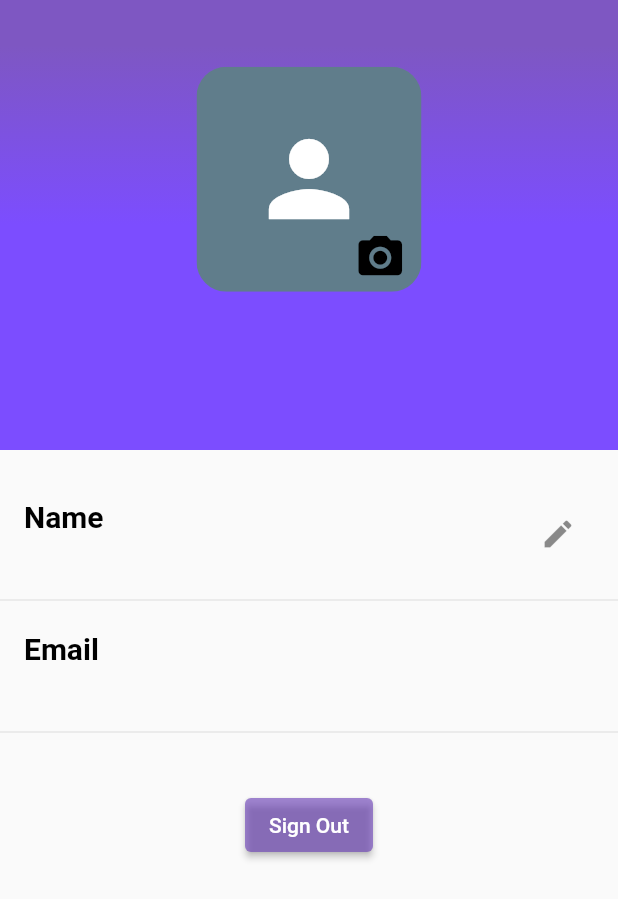
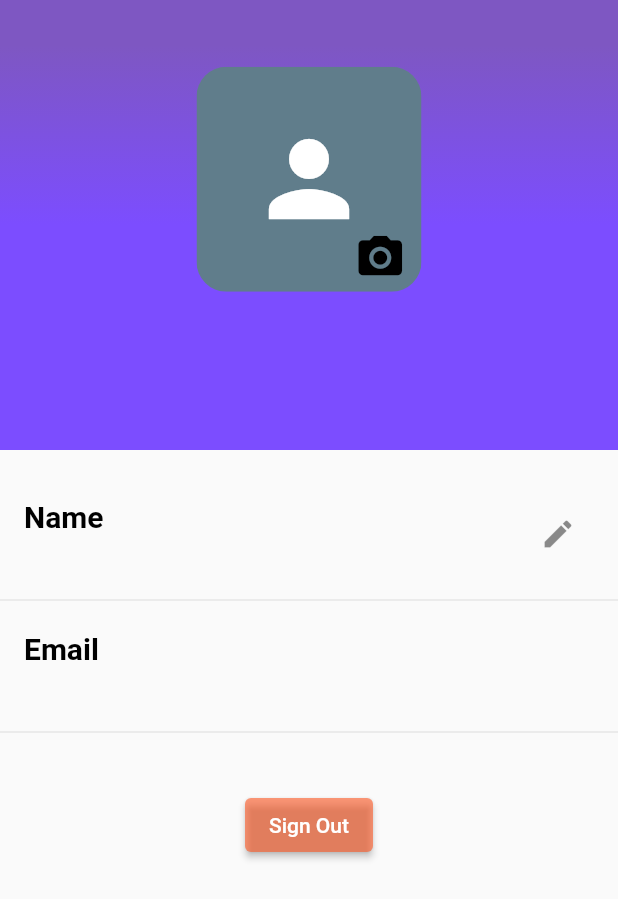
Before and after one commit to Sandeep-Abeykoon/SalesCast, a Flutter app: the screen it shows once a user with an empty profile is signed in, in the side drawer, after a tap on "Profile", on a phone screen of 412 x 824 dp. Shown: the top 899 px of the screen. Run offline on Flutter 3.47's test engine with Material 2 defaults, Android fonts, the phone set to English and light mode, and no system bars; our stand-ins replace badges, cached_network_image, cloud_firestore, cool_alert, device_preview, email_validator and 13 more; accounts and stored records are empty.

Commit message:
Minor changes in sizes and colours.

```diff
--- a/Font-end/lib/Screens/home.dart
+++ b/Font-end/lib/Screens/home.dart
@@ -64,7 +64,7 @@ class _HomePageState extends State<HomePage> with TickerProviderStateMixin {
               ),
             ),
             SizedBox(
-              height: 40,
+              height: 50,
             ),
             Container(
               margin: const EdgeInsets.only(left: 20),
--- a/Font-end/lib/Screens/profile_page.dart
+++ b/Font-end/lib/Screens/profile_page.dart
@@ -205,7 +205,7 @@ class _ProfilePageState extends State<ProfilePage> {
                 ),
                 ElevatedButton(
                   style: ElevatedButton.styleFrom(
-                    primary: Colors.deepPurple.withOpacity(0.6), // background
+                    primary: Colors.deepOrange.withOpacity(0.6), // background
                     onPrimary: Colors.white, // foreground
                   ),
                   onPressed: () {
```
